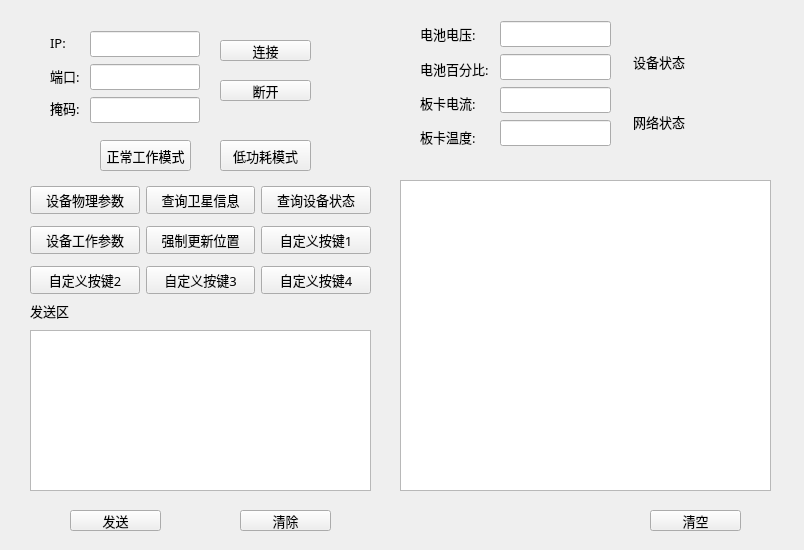
Qt form widget.ui (fuyunyou77/MyUpperMachine) before a commit.
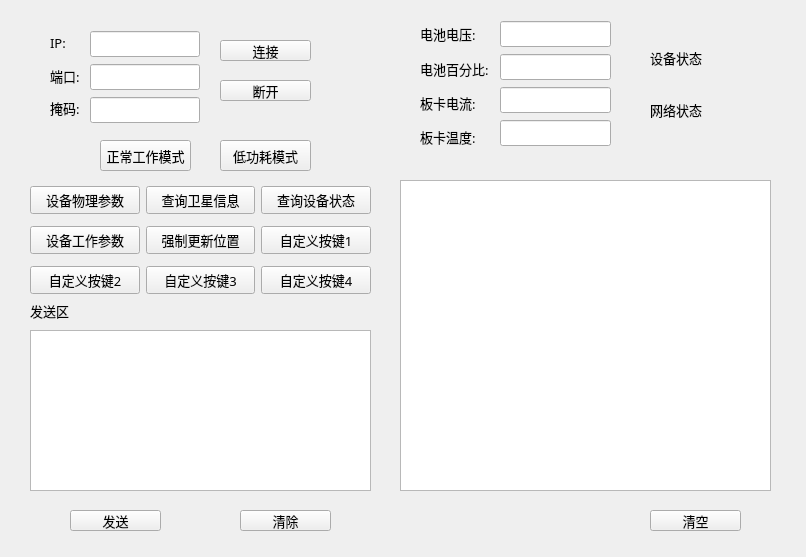
The same form after that commit.

```diff
--- a/widget.ui
+++ b/widget.ui
@@ -6,8 +6,8 @@
    <rect>
     <x>0</x>
     <y>0</y>
-    <width>804</width>
-    <height>550</height>
+    <width>806</width>
+    <height>557</height>
    </rect>
   </property>
   <property name="font">
@@ -57,8 +57,8 @@
   <widget class="QLabel" name="devStateLitLabel">
    <property name="geometry">
     <rect>
-     <x>700</x>
-     <y>50</y>
+     <x>710</x>
+     <y>37</y>
      <width>40</width>
      <height>40</height>
     </rect>
@@ -73,8 +73,8 @@
   <widget class="QLabel" name="netStateLitLabel">
    <property name="geometry">
     <rect>
-     <x>700</x>
-     <y>110</y>
+     <x>710</x>
+     <y>90</y>
      <width>40</width>
      <height>40</height>
     </rect>
@@ -198,10 +198,10 @@
   <widget class="QLabel" name="label_9">
    <property name="geometry">
     <rect>
-     <x>633</x>
-     <y>52</y>
-     <width>61</width>
-     <height>20</height>
+     <x>650</x>
+     <y>48</y>
+     <width>52</width>
+     <height>19</height>
     </rect>
    </property>
    <property name="font">
@@ -217,10 +217,10 @@
   <widget class="QLabel" name="label_10">
    <property name="geometry">
     <rect>
-     <x>633</x>
-     <y>112</y>
-     <width>61</width>
-     <height>20</height>
+     <x>650</x>
+     <y>100</y>
+     <width>52</width>
+     <height>19</height>
     </rect>
    </property>
    <property name="font">
```
Left out of the diff: 18 changed lines with no effect on the pictures.
